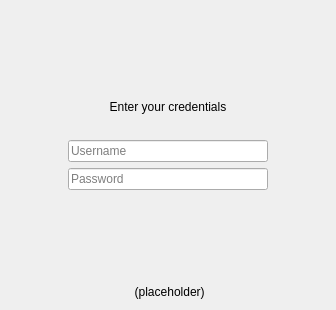
Qt form src/gui/newwizard/pages/basiccredentialssetupwizardpage.ui (GrossLukas/client) before a commit.
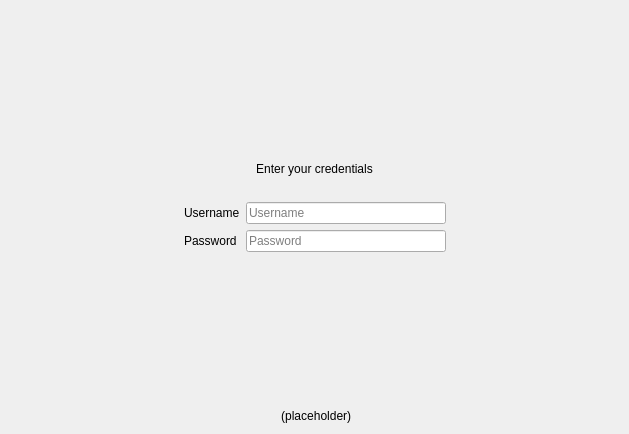
The same form after that commit.

Commit message: Implement basic auth branding options in wizard

What changed in the file:
```diff
--- a/src/gui/newwizard/pages/basiccredentialssetupwizardpage.ui
+++ b/src/gui/newwizard/pages/basiccredentialssetupwizardpage.ui
@@ -6,8 +6,8 @@
    <rect>
     <x>0</x>
     <y>0</y>
-    <width>336</width>
-    <height>310</height>
+    <width>629</width>
+    <height>434</height>
    </rect>
   </property>
   <property name="windowTitle">
@@ -72,8 +72,15 @@
       </spacer>
      </item>
      <item>
-      <layout class="QVBoxLayout" name="verticalLayout_2">
-       <item>
+      <layout class="QFormLayout" name="formLayout">
+       <item row="0" column="0">
+        <widget class="QLabel" name="usernameLabel">
+         <property name="text">
+          <string>Username</string>
+         </property>
+        </widget>
+       </item>
+       <item row="0" column="1">
         <widget class="QLineEdit" name="usernameLineEdit">
          <property name="minimumSize">
           <size>
@@ -86,7 +93,14 @@
          </property>
         </widget>
        </item>
-       <item>
+       <item row="1" column="0">
+        <widget class="QLabel" name="passwordLabel">
+         <property name="text">
+          <string>Password</string>
+         </property>
+        </widget>
+       </item>
+       <item row="1" column="1">
         <widget class="QLineEdit" name="passwordLineEdit">
          <property name="minimumSize">
           <size>
```
The commit also changes 2 other files.
